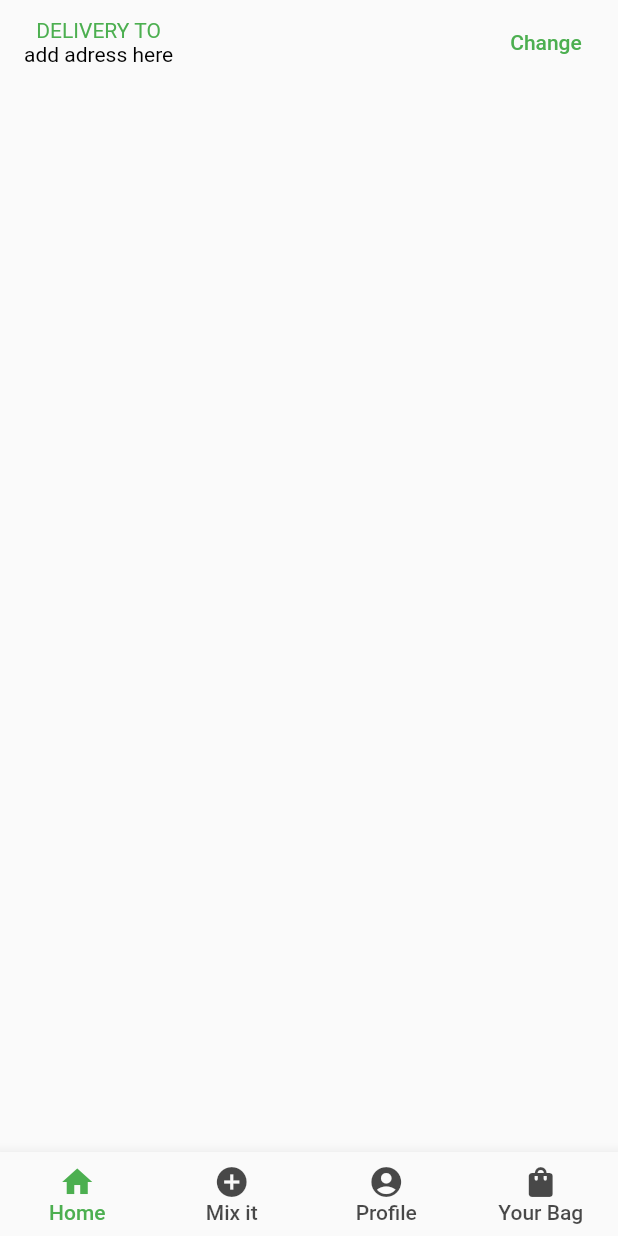
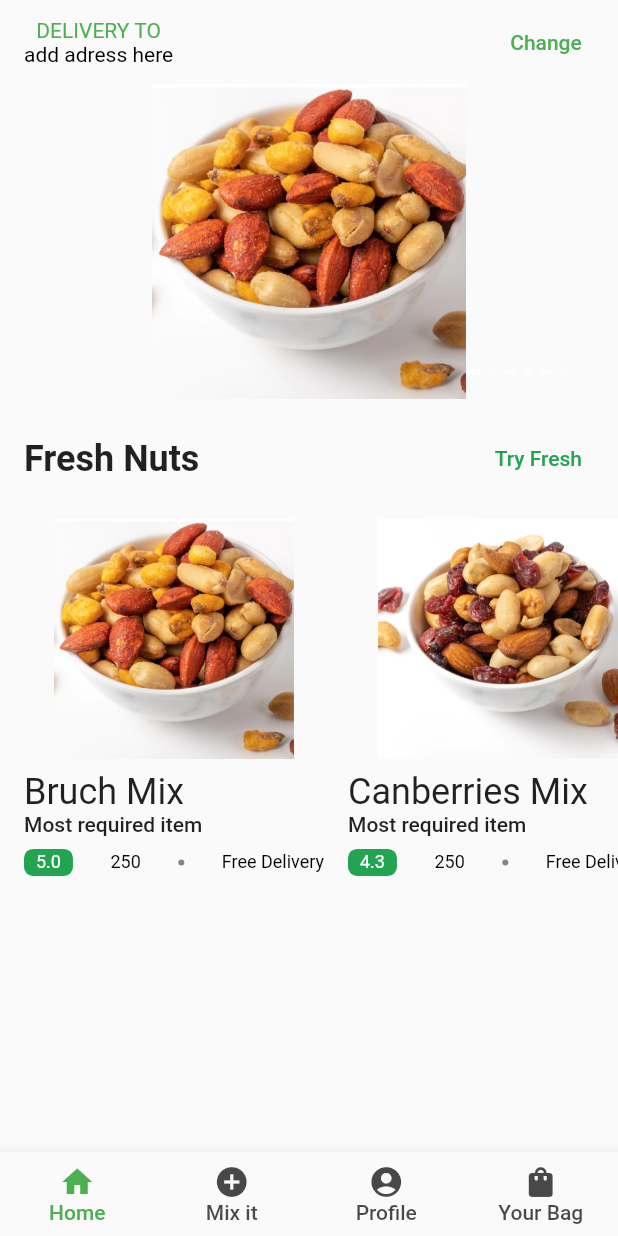
Before and after one commit to elgrhy/wildecommerce, a Flutter app: the screen it shows after launch, on a phone screen of 412 x 824 dp. Run offline on Flutter 3.47's test engine with Material 2 defaults, Android fonts, the phone set to English and light mode, and no system bars.

Commit message:
Add new files and update existing files

```diff
--- a/lib/demo.dart
+++ b/lib/demo.dart
@@ -1,9 +1,9 @@
 // demo data
 
 List<String> demoBigImages = [
-  'assets/images/bruch_mix.png',
+  'assets/images/brunch_mix.png',
   'assets/images/canberries_mix.png',
-  'assets/images/dried_mango.png',
+  'assets/images/dried_Mango.png',
   'assets/images/dried_pineapple.png',
   'assets/images/japanese_mix.png',
   'assets/images/pecan_nuts.png',
@@ -12,44 +12,50 @@ List<String> demoBigImages = [
 List<Map<String, dynamic>> demoMediumCardData = [
   {
     'name': 'Bruch Mix',
-    'image': 'assets/images/bruch_mix.png',
-    'rating': 4.3,
-    'deliveryTime': 30,
+    'image': 'assets/images/brunch_mix.png',
+    'popular': 'Most required item',
+    'rating': 5.0,
+    'quantity': 250,
 
   },
   {
     'name': 'Canberries Mix',
     'image': 'assets/images/canberries_mix.png',
+    'popular': 'Most required item',
     'rating': 4.3,
-    'deliveryTime': 30,
+    'quantity': 250,
 
   },
   {
     'name': 'Dried Mango',
-    'image': 'assets/images/dried_mango.png',
+    'image': 'assets/images/dried_Mango.png',
+    'popular': 'Most required item',
     'rating': 4.3,
-    'deliveryTime': 30,
+    'quantity': 250,
 
   },
   {
     'name': 'Dried Pineapple',
     'image': 'assets/images/dried_pineapple.png',
+    'popular': 'Most required item',
     'rating': 4.3,
-    'deliveryTime': 30,
+    'quantity': 250,
 
   },
   {
     'name': 'Japanese Mix',
     'image': 'assets/images/japanese_mix.png',
+    'popular': 'Most required item',
     'rating': 4.3,
-    'deliveryTime': 30,
+    'quantity': 250,
 
   },
   {
     'name': 'Pecan Nuts',
     'image': 'assets/images/pecan_nuts.png',
+    'popular': 'Most required item',
     'rating': 4.3,
-    'deliveryTime': 30,
+    'quantity': 250,
 
   },
 ];
--- /dev/null
+++ b/lib/home_page.dart
@@ -0,0 +1,170 @@
+import 'package:commerce/constants.dart';
+import 'package:commerce/demo.dart';
+import 'package:commerce/restaurant_info_medium_card.dart';
+import 'package:commerce/section_title.dart';
+import 'package:flutter/material.dart';
+import 'image_carousel.dart';
+
+class HomePage extends StatefulWidget {
+  const HomePage({Key? key}) : super(key: key);
+
+  @override
+  State<HomePage> createState() => _HomePageState();
+}
+
+class _HomePageState extends State<HomePage> {
+  String address = 'add adress here';
+  final TextEditingController _addressController = TextEditingController();
+
+  @override
+  void initState() {
+    super.initState();
+    _addressController.text = address;
+  }
+
+  @override
+  Widget build(BuildContext context) {
+    return Scaffold(
+      body: CustomScrollView(
+        physics: const BouncingScrollPhysics(),
+        slivers: [
+          SliverAppBar(
+            backgroundColor: Colors.transparent,
+            elevation: 0,
+            title: Column(
+              children: [
+                Text(
+                  'Delivery to'.toUpperCase(),
+                  style: Theme.of(context)
+                      .textTheme
+                      .bodyMedium
+                      ?.copyWith(color: Colors.green),
+                ),
+                Text(
+                  _addressController.text,
+                  style: Theme.of(context)
+                      .textTheme
+                      .bodyMedium
+                      ?.copyWith(color: Colors.black),
+                ),
+              ],
+            ),
+            actions: [
+              TextButton(
+                onPressed: () {
+                  _showAddressDialog();
+                },
+                child: const Text(
+                  'Change',
+                  style: TextStyle(color: Colors.green),
+                ),
+              ),
+              const Padding(padding: EdgeInsets.all(8)),
+            ],
+          ),
+          const SliverPadding(
+            padding: EdgeInsets.symmetric(horizontal: defaultPadding),
+            sliver: SliverToBoxAdapter(
+              child: ImageCarousel(),
+            ),
+          ),
+          SliverPadding(
+            padding: const EdgeInsets.all(defaultPadding),
+            sliver: SliverToBoxAdapter(
+              child: SectionTitle(
+                title: 'Fresh Nuts',
+                press: () {},
+              ),
+            ),
+          ),
+          SliverToBoxAdapter(
+            child: SingleChildScrollView(
+              scrollDirection: Axis.horizontal,
+              child: Row(
+                children: List.generate(
+                  demoMediumCardData.length,
+                  (index) => Padding(
+                    padding: const EdgeInsets.only(left: defaultPadding),
+                    child: RestaurantInfoMediumCard(
+                      title: demoMediumCardData[index]['name'],
+                      image: demoMediumCardData[index]['image'],
+                      popular: demoMediumCardData[index]['popular'],
+                      quantity: demoMediumCardData[index]['quantity'],
+                      rating: demoMediumCardData[index]['rating'],
+                      press: () {},
+                    ),
+                  ),
+                ),
+              ),
+            ),
+          ),
+        ],
+      ),
+    );
+  }
+
+  void _showAddressDialog() {
+    showDialog(
+      context: context,
+      builder: (BuildContext context) {
+        final TextEditingController newAddressController =
+            TextEditingController(text: address);
+        const inputDecoration = InputDecoration(
+          labelText: "New Address",
+          hintText: "Apartment No., Building Name, Area, City, Country",
+        );
+        return AlertDialog(
+          title: const Text("Change Address"),
+          content: TextFormField(
+            controller: newAddressController,
+            decoration: inputDecoration,
+            onSaved: (value) {
+              setState(() {
+                newAddressController.text = value!;
+              });
+            },
+          ),
+          actions: [
+            TextButton(
+              child: const Text("Cancel"),
+              onPressed: () {
+                Navigator.of(context).pop();
+              },
+            ),
+            TextButton(
+              child: const Text("Save"),
+              onPressed: () {
+                setState(() {
+                  address = newAddressController.text;
+                  _addressController.text = address;
+                });
+                Navigator.of(context).pop();
+              },
+            ),
+          ],
+        );
+      },
+    );
+  }
+}
+
+
+class IndicatorDot extends StatelessWidget {
+  const IndicatorDot({
+    super.key,
+    required this.isActive,
+  });
+  final bool isActive;
+
+  @override
+  Widget build(BuildContext context) {
+    return Container(
+      height: 4,
+      width: 8,
+      decoration: BoxDecoration(
+        color: isActive ? Colors.white : Colors.white38,
+        borderRadius: const BorderRadius.all(Radius.circular(12)),
+      ),
+    );
+  }
+}
--- /dev/null
+++ b/lib/image_carousel.dart
@@ -0,0 +1,73 @@
+import 'package:commerce/constants.dart';
+import 'package:flutter/material.dart';
+
+import 'demo.dart';
+
+class ImageCarousel extends StatefulWidget {
+  const ImageCarousel({super.key});
+
+  @override
+  State<ImageCarousel> createState() => _ImageCarouselState();
+}
+
+class _ImageCarouselState extends State<ImageCarousel> {
+  int _currentPage = 0;
+  @override
+  Widget build(BuildContext context) {
+    return AspectRatio(
+      aspectRatio: 1.81,
+      child: Stack(
+        alignment: Alignment.bottomRight,
+        children: [
+          PageView.builder(
+            itemCount: demoBigImages.length,
+            onPageChanged: (value) {
+              setState(() {
+                _currentPage = value;
+              });
+            },
+            itemBuilder: (context, index) => ClipRRect(
+              borderRadius: const BorderRadius.all(Radius.circular(12)),
+              child: Image.asset(
+                demoBigImages[index],
+              ),
+            ),
+          ),
+          Positioned(
+            bottom: defaultPadding,
+            right: defaultPadding,
+            child: Row(
+              children: List.generate(
+                demoBigImages.length,
+                (index) => Padding(
+                  padding: const EdgeInsets.only(left: defaultPadding / 4),
+                  child: IndicatorDot(isActive: index == _currentPage),
+                ),
+              ),
+            ),
+          ),
+        ],
+      ),
+    );
+  }
+}
+
+class IndicatorDot extends StatelessWidget {
+  const IndicatorDot({
+    super.key,
+    required this.isActive,
+  });
+  final bool isActive;
+
+  @override
+  Widget build(BuildContext context) {
+    return Container(
+      height: 4,
+      width: 8,
+      decoration: BoxDecoration(
+        color: isActive ? Colors.white : Colors.white38,
+        borderRadius: const BorderRadius.all(Radius.circular(12)),
+      ),
+    );
+  }
+}
--- a/lib/main.dart
+++ b/lib/main.dart
@@ -1,3 +1,4 @@
+import 'package:commerce/home_page.dart';
 import 'package:flutter/material.dart';
 
 void main() {
@@ -5,7 +6,7 @@ void main() {
 }
 
 class MyApp extends StatelessWidget {
-  const MyApp({super.key});
+  const MyApp({Key? key}) : super(key: key);
 
 
   @override
@@ -22,7 +23,7 @@ class MyApp extends StatelessWidget {
 }
 
 class MyHomePage extends StatefulWidget {
-  const MyHomePage({super.key});
+  const MyHomePage({Key? key}) : super(key: key);
 
 
   @override
@@ -31,54 +32,15 @@ class MyHomePage extends StatefulWidget {
 
 class _MyHomePageState extends State<MyHomePage> {
   int currentIndex = 0;
-  String address = 'add adress here';
-  final TextEditingController _addressController = TextEditingController();
-
-  @override
-  void initState() {
-    super.initState();
-    _addressController.text = address;
-  }
 
   @override
   Widget build(BuildContext context) {
     const color2 = Color.fromARGB(182, 0, 0, 0);
 
     return Scaffold(
-      appBar: AppBar(
-        backgroundColor: Colors.transparent,
-        elevation: 0,
-        title: Column(
-          children: [
-            Text(
-              'Delivery to'.toUpperCase(),
-              style: Theme.of(context)
-                  .textTheme
-                  .bodyMedium
-                  ?.copyWith(color: Colors.green),
-            ),
-            Text(
-              _addressController.text,
-              style: Theme.of(context)
-                  .textTheme
-                  .bodyMedium
-                  ?.copyWith(color: Colors.black),
-            ),
-          ],
-        ),
-        actions: [
-          TextButton(
-            onPressed: () {
-              _showAddressDialog();
-            },
-            child: const Text(
-              'Change',
-              style: TextStyle(color: Colors.green),
-            ),
-          ),
-          const Padding(padding: EdgeInsets.all(8)),
-        ],
-      ),
+
+      body: const HomePage(),
+
       bottomNavigationBar: BottomNavigationBar(
         type: BottomNavigationBarType.fixed,
         showUnselectedLabels: true,
@@ -121,48 +83,4 @@ class _MyHomePageState extends State<MyHomePage> {
       ),
     );
   }
-
-  void _showAddressDialog() {
-    showDialog(
-      context: context,
-      builder: (BuildContext context) {
-        final TextEditingController newAddressController =
-            TextEditingController(text: address);
-        const inputDecoration = InputDecoration(
-              labelText: "New Address",
-              hintText: "Apartment No., Building Name, Area, City, Country",
-            );
-        return AlertDialog(
-          title: const Text("Change Address"),
-          content: TextFormField(
-            controller: newAddressController,
-            decoration: inputDecoration,
-            onSaved: (value) {
-              setState(() {
-                newAddressController.text = value!;
-              });
-            },
-          ),
-          actions: [
-            TextButton(
-              child: const Text("Cancel"),
-              onPressed: () {
-                Navigator.of(context).pop();
-              },
-            ),
-            TextButton(
-              child: const Text("Save"),
-              onPressed: () {
-                setState(() {
-                  address = newAddressController.text;
-                  _addressController.text = address;
-                });
-                Navigator.of(context).pop();
-              },
-            ),
-          ],
-        );
-      },
-    );
-  }
 }
--- /dev/null
+++ b/lib/restaurant_info_medium_card.dart
@@ -0,0 +1,91 @@
+import 'package:flutter/material.dart';
+
+import 'constants.dart';
+
+
+class RestaurantInfoMediumCard extends StatelessWidget {
+  const RestaurantInfoMediumCard({
+    super.key,
+    required this.title,
+    required this.image,
+    required this.popular,
+    required this.quantity,
+    required this.rating,
+    required this.press,
+  });
+
+  final String title, image, popular;
+  final int quantity;
+  final double rating;
+  final VoidCallback press;
+
+  @override
+  Widget build(BuildContext context) {
+    return InkWell(
+      borderRadius: const BorderRadius.all(
+        Radius.circular(6),
+      ),
+      onTap: press,
+      child: SizedBox(
+        width: 200,
+        child: Column(
+          crossAxisAlignment: CrossAxisAlignment.start,
+          children: [
+            AspectRatio(
+              aspectRatio: 1.25,
+              child: Image.asset(image),
+            ),
+            const SizedBox(
+              height: defaultPadding / 2,
+            ),
+            Text(
+              title,
+              maxLines: 1,
+              overflow: TextOverflow.ellipsis,
+              style: Theme.of(context).textTheme.headlineSmall,
+            ),
+            Text(
+              popular,
+              maxLines: 1,
+              style: Theme.of(context).textTheme.bodyLarge,
+            ),
+            Padding(
+              padding: const EdgeInsets.symmetric(vertical: defaultPadding / 2),
+              child: DefaultTextStyle(
+                style: const TextStyle(color: Colors.black, fontSize: 12),
+                child: Row(
+                  children: [
+                    Container(
+                      padding: const EdgeInsets.symmetric(
+                          horizontal: defaultPadding / 2,
+                          vertical: defaultPadding / 8),
+                      decoration: const BoxDecoration(
+                        color: kActiveColor,
+                        borderRadius: BorderRadius.all(
+                          Radius.circular(6),
+                        ),
+                      ),
+                      child: Text(
+                        rating.toString(),
+                        style: const TextStyle(color: Colors.white),
+                      ),
+                    ),
+                    const Spacer(),
+                    Text(quantity.toString()),
+                    const Spacer(),
+                    const CircleAvatar(
+                      radius: 2,
+                      backgroundColor: Color(0xFF868686),
+                    ),
+                    const Spacer(),
+                    const Text('Free Delivery'),
+                  ],
+                ),
+              ),
+            )
+          ],
+        ),
+      ),
+    );
+  }
+}
--- /dev/null
+++ b/lib/section_title.dart
@@ -0,0 +1,35 @@
+import 'package:flutter/material.dart';
+
+import 'constants.dart';
+
+class SectionTitle extends StatelessWidget {
+  const SectionTitle({
+    super.key,
+    required this.title,
+    required this.press,
+  });
+
+  final String title;
+  final VoidCallback press;
+
+  @override
+  Widget build(BuildContext context) {
+    return Row(
+      mainAxisAlignment: MainAxisAlignment.spaceBetween,
+      children: [
+        Text(
+          title,
+          style: Theme.of(context)
+              .textTheme
+              .headlineSmall
+              ?.copyWith(fontWeight: FontWeight.bold),
+        ),
+        TextButton(
+          onPressed: press,
+          style: TextButton.styleFrom(foregroundColor: kActiveColor),
+          child: const Text('Try Fresh'),
+        )
+      ],
+    );
+  }
+}
--- a/pubspec.yaml
+++ b/pubspec.yaml
@@ -60,6 +60,12 @@ flutter:
 
   # To add assets to your application, add an assets section, like this:
   assets:
+    - assets/images/brunch_mix.png
+    - assets/images/canberries_mix.png
+    - assets/images/dried_mango.png
+    - assets/images/dried_pineapple.png
+    - assets/images/japanese_mix.png
+    - assets/images/pecan_nuts.png
     - assets/images/
   #   - images/a_dot_ham.jpeg
 
```
